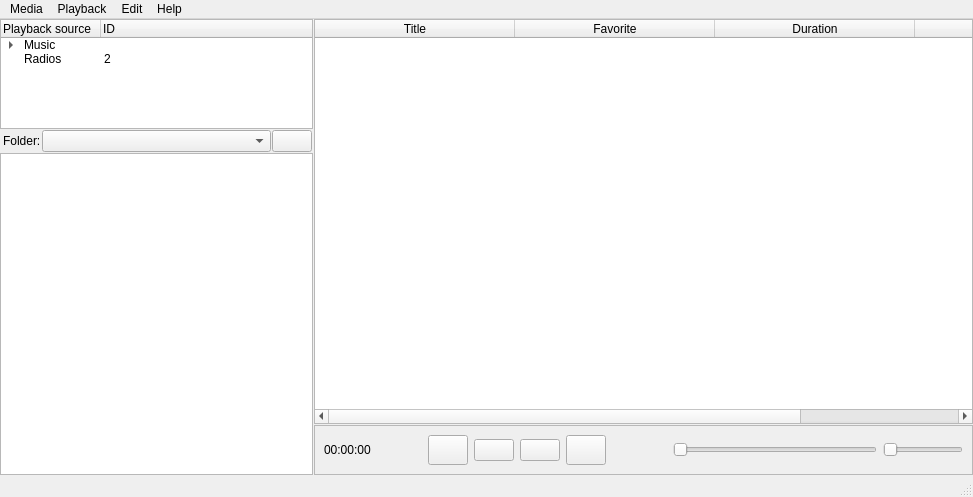
m1lhaus/woofer, file uic/mainform.ui: the form before one commit.
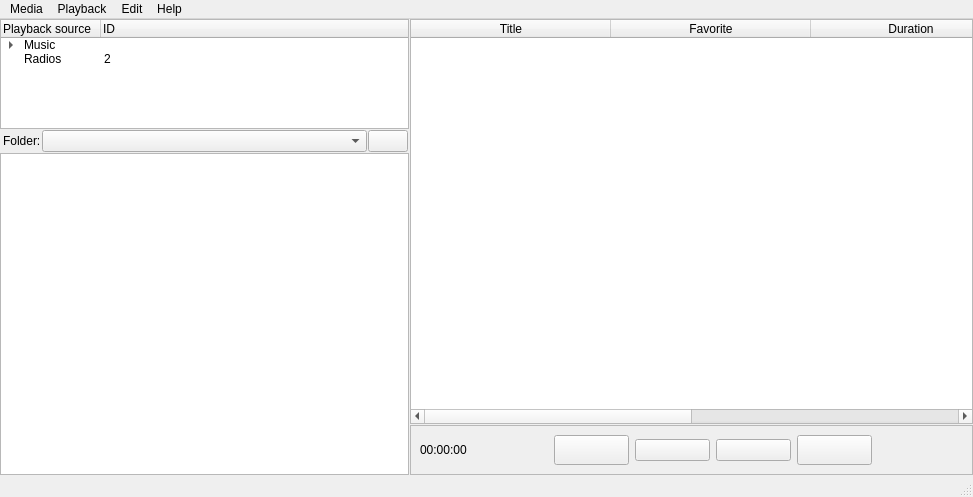
The form after the commit. Icons and pictures are not drawn.

Patch:
```diff
--- a/uic/mainform.ui
+++ b/uic/mainform.ui
@@ -270,6 +270,18 @@
              </property>
              <item>
               <widget class="QLabel" name="timeLbl">
+               <property name="sizePolicy">
+                <sizepolicy hsizetype="Fixed" vsizetype="Preferred">
+                 <horstretch>0</horstretch>
+                 <verstretch>0</verstretch>
+                </sizepolicy>
+               </property>
+               <property name="minimumSize">
+                <size>
+                 <width>0</width>
+                 <height>0</height>
+                </size>
+               </property>
                <property name="text">
                 <string>00:00:00</string>
                </property>
@@ -277,6 +289,12 @@
              </item>
              <item>
               <widget class="QPushButton" name="repeatBtn">
+               <property name="sizePolicy">
+                <sizepolicy hsizetype="Minimum" vsizetype="Fixed">
+                 <horstretch>0</horstretch>
+                 <verstretch>0</verstretch>
+                </sizepolicy>
+               </property>
                <property name="minimumSize">
                 <size>
                  <width>30</width>
@@ -301,22 +319,6 @@
                </property>
               </widget>
              </item>
-             <item>
-              <spacer name="horizontalSpacer">
-               <property name="orientation">
-                <enum>Qt::Horizontal</enum>
-               </property>
-               <property name="sizeType">
-                <enum>QSizePolicy::Fixed</enum>
-               </property>
-               <property name="sizeHint" stdset="0">
-                <size>
-                 <width>5</width>
-                 <height>20</height>
-                </size>
-               </property>
-              </spacer>
-             </item>
              <item>
               <widget class="QPushButton" name="previousBtn">
                <property name="minimumSize">
@@ -433,22 +435,6 @@
                </property>
               </widget>
              </item>
-             <item>
-              <spacer name="horizontalSpacer_2">
-               <property name="orientation">
-                <enum>Qt::Horizontal</enum>
-               </property>
-               <property name="sizeType">
-                <enum>QSizePolicy::Fixed</enum>
-               </property>
-               <property name="sizeHint" stdset="0">
-                <size>
-                 <width>5</width>
-                 <height>20</height>
-                </size>
-               </property>
-              </spacer>
-             </item>
              <item>
               <widget class="QPushButton" name="shuffleBtn">
                <property name="minimumSize">
@@ -491,38 +477,6 @@
                </property>
               </spacer>
              </item>
-             <item>
-              <widget class="QSlider" name="horizontalSlider">
-               <property name="orientation">
-                <enum>Qt::Horizontal</enum>
-               </property>
-               <property name="invertedAppearance">
-                <bool>false</bool>
-               </property>
-               <property name="invertedControls">
-                <bool>false</bool>
-               </property>
-              </widget>
-             </item>
-             <item>
-              <widget class="QSlider" name="horizontalSlider_2">
-               <property name="sizePolicy">
-                <sizepolicy hsizetype="Preferred" vsizetype="Fixed">
-                 <horstretch>0</horstretch>
-                 <verstretch>0</verstretch>
-                </sizepolicy>
-               </property>
-               <property name="maximumSize">
-                <size>
-                 <width>80</width>
-                 <height>16777215</height>
-                </size>
-               </property>
-               <property name="orientation">
-                <enum>Qt::Horizontal</enum>
-               </property>
-              </widget>
-             </item>
             </layout>
            </item>
           </layout>
```
Left out of the diff: 2 changed lines with no effect on the pictures.
